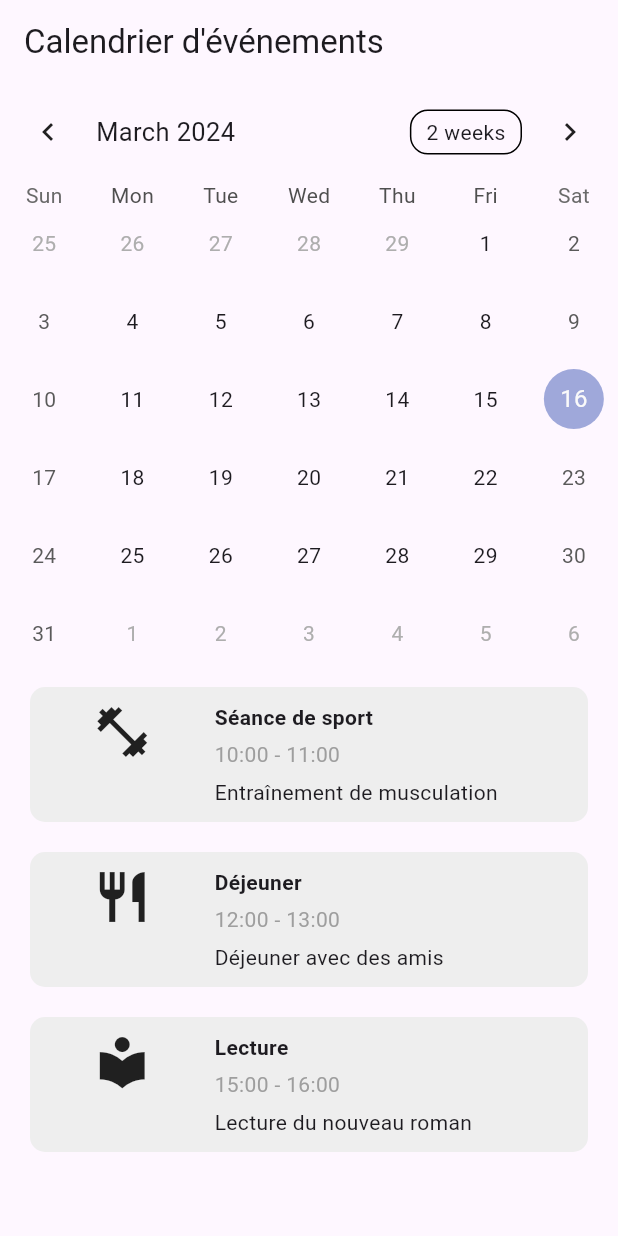
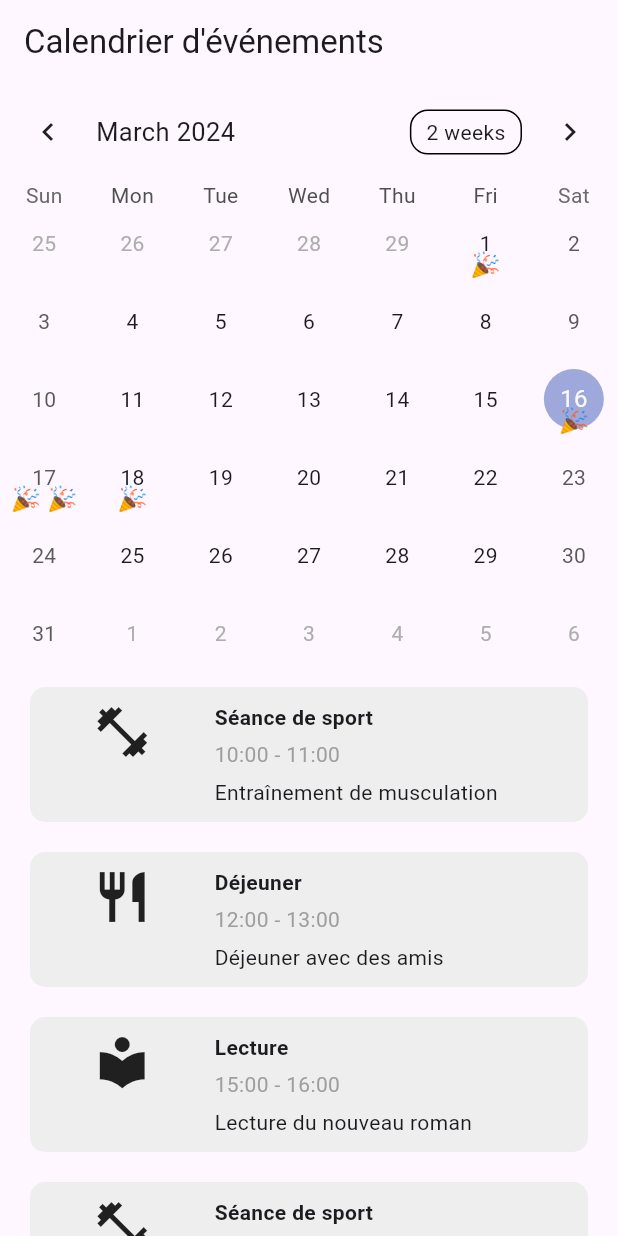
Before and after one commit to agdomenger/sportRider, a Flutter app: the screen it shows after launch, on a phone screen of 412 x 824 dp. Run offline on Flutter 3.47's test engine with Material 3 defaults, Android fonts, the light colour scheme and no system bars; drawn by our look-alikes of table_calendar.

Commit message:
affichage des emojis d'evenements

```diff
--- a/lib/Pages/Calendar.dart
+++ b/lib/Pages/Calendar.dart
@@ -28,6 +28,17 @@ class _MyCalendarState extends State<MyCalendar> {
                 lastDay: DateTime.utc(2030, 12, 31),
                 focusedDay: _focusedDay,
                 calendarFormat: _calendarFormat,
+                eventLoader: (day) {
+                  List<Event> eventsForDay = [];
+                  for (var event in _events) {
+                    print(event.date);
+                    if (isSameDay(event.date, day)) {
+                      eventsForDay.add(event);
+                    }
+                  }
+                  print('Events for $day: ${eventsForDay.length}');
+                  return eventsForDay;
+                },
                 onFormatChanged: (format) {
                   setState(() {
                     _calendarFormat = format;
@@ -39,26 +50,55 @@ class _MyCalendarState extends State<MyCalendar> {
                     _focusedDay = focusedDay;
                   });
                 },
+                calendarBuilders: CalendarBuilders(
+                  markerBuilder: (context, day, events) {
+                    if (events.isNotEmpty) {
+                      return Positioned(
+                        bottom: 0,
+                        child: Row(
+                          children: events.map((event) {
+                            return Padding(
+                              padding: EdgeInsets.symmetric(horizontal: 2),
+                              child: Text(
+                                '🎉', // Emoji que vous souhaitez utiliser
+                                style: TextStyle(
+                                    fontSize: 16), // Taille de l'emoji
                               ),
+                            );
+                          }).toList(),
+                        ),
+                      );
+                    } else {
+                      return SizedBox.shrink();
+                    }
+                  },
+                ),
+              ),
+
               // Événements
+              for (var event in _events) ...[
                 EventWidget(
                   icon: Icons.fitness_center,
                   title: 'Séance de sport',
                   time: '10:00 - 11:00',
                   description: 'Entraînement de musculation',
+                  date: event.date,
                 ),
                 EventWidget(
                   icon: Icons.restaurant,
                   title: 'Déjeuner',
                   time: '12:00 - 13:00',
                   description: 'Déjeuner avec des amis',
+                  date: event.date,
                 ),
                 EventWidget(
                   icon: Icons.local_library,
                   title: 'Lecture',
                   time: '15:00 - 16:00',
                   description: 'Lecture du nouveau roman',
+                  date: event.date,
                 ),
+              ],
             ],
           ),
         ),
@@ -72,6 +112,7 @@ class EventWidget extends StatelessWidget {
   final String title;
   final String time;
   final String description;
+  final DateTime date;
 
   const EventWidget({
     Key? key,
@@ -79,6 +120,7 @@ class EventWidget extends StatelessWidget {
     required this.title,
     required this.time,
     required this.description,
+    required this.date,
   }) : super(key: key);
 
   @override
@@ -129,3 +171,23 @@ class EventWidget extends StatelessWidget {
     );
   }
 }
+
+class Event {
+  final DateTime date;
+
+  Event(this.date);
+}
+
+List<Event> _events = [
+  Event(DateTime(2024, 3, 1)),
+  Event(DateTime(2024, 3, 16)),
+  Event(DateTime(2024, 3, 17)), // Un événement pour aujourd'hui
+  Event(DateTime(2024, 3, 17)), // Un événement pour demain
+  Event(DateTime(2024, 3, 18)), // Un événement pour le lendemain
+  // Ajoutez d'autres événements au besoin
+];
+bool isSameDay(DateTime date1, DateTime date2) {
+  return date1.year == date2.year &&
+      date1.month == date2.month &&
+      date1.day == date2.day;
+}
```
Lines whose indentation alone changed are shown as unchanged.
